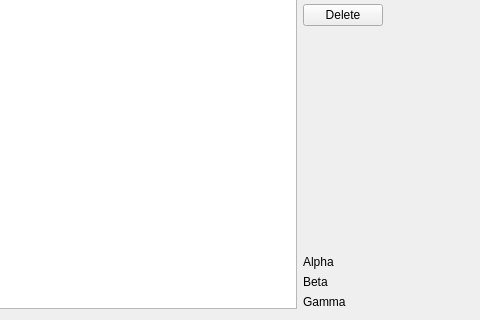
Before: the Qt Designer form graphysio/ui/designer/loopwidget.ui in jaj42/GraPhysio, drawn with Qt 5; both pictures show x 283 to 763 and y 299 to 619 of the 763 by 619 pixel window.
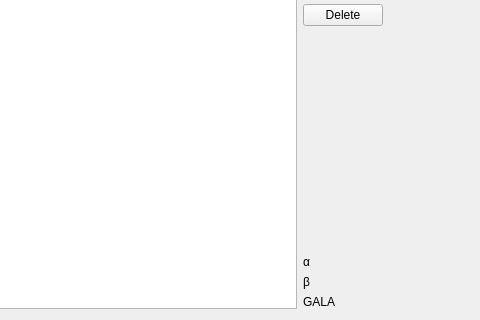
After: the same form once the commit is applied. Custom widgets are drawn as their Qt base class.

Commit message: Fix angle definitions and angle calculations. Previously calculated angles were wrong.

The edit to the form file:
```diff
--- a/graphysio/ui/designer/loopwidget.ui
+++ b/graphysio/ui/designer/loopwidget.ui
@@ -149,21 +149,21 @@
      <item row="7" column="0">
       <widget class="QLabel" name="label_5">
        <property name="text">
-        <string>Beta</string>
+        <string>β</string>
        </property>
       </widget>
      </item>
      <item row="6" column="0">
       <widget class="QLabel" name="label_3">
        <property name="text">
-        <string>Alpha</string>
+        <string>α</string>
        </property>
       </widget>
      </item>
      <item row="8" column="0">
       <widget class="QLabel" name="label_7">
        <property name="text">
-        <string>Gamma</string>
+        <string>GALA</string>
        </property>
       </widget>
      </item>
```
Left out of the diff: 2 changed lines with no effect on the pictures. The commit also changes 2 other files.
